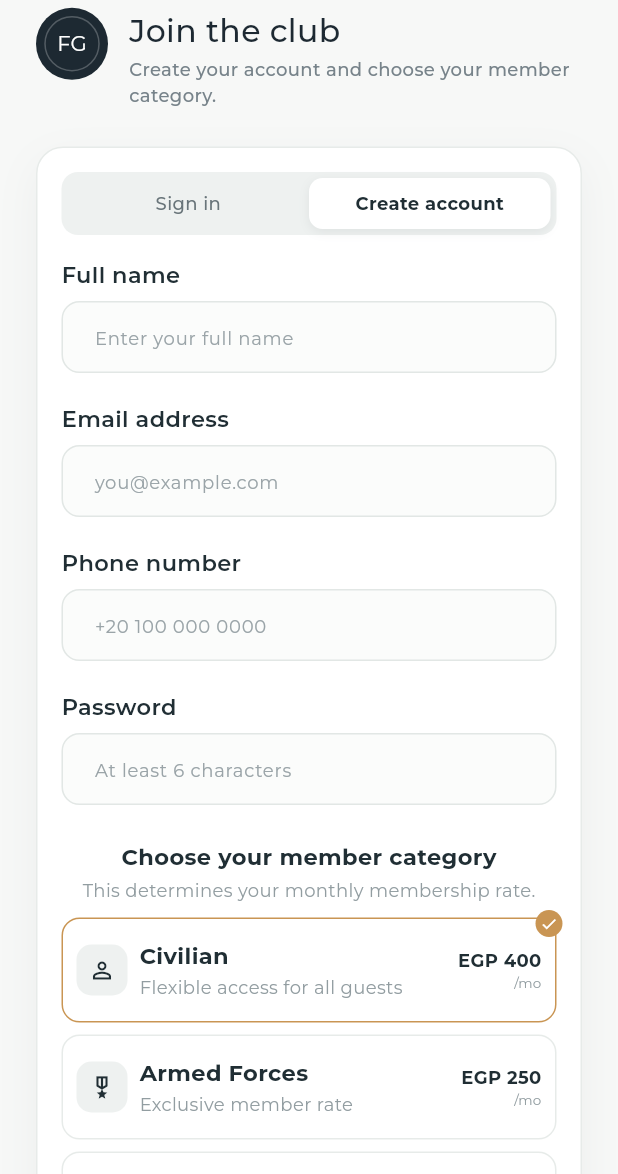
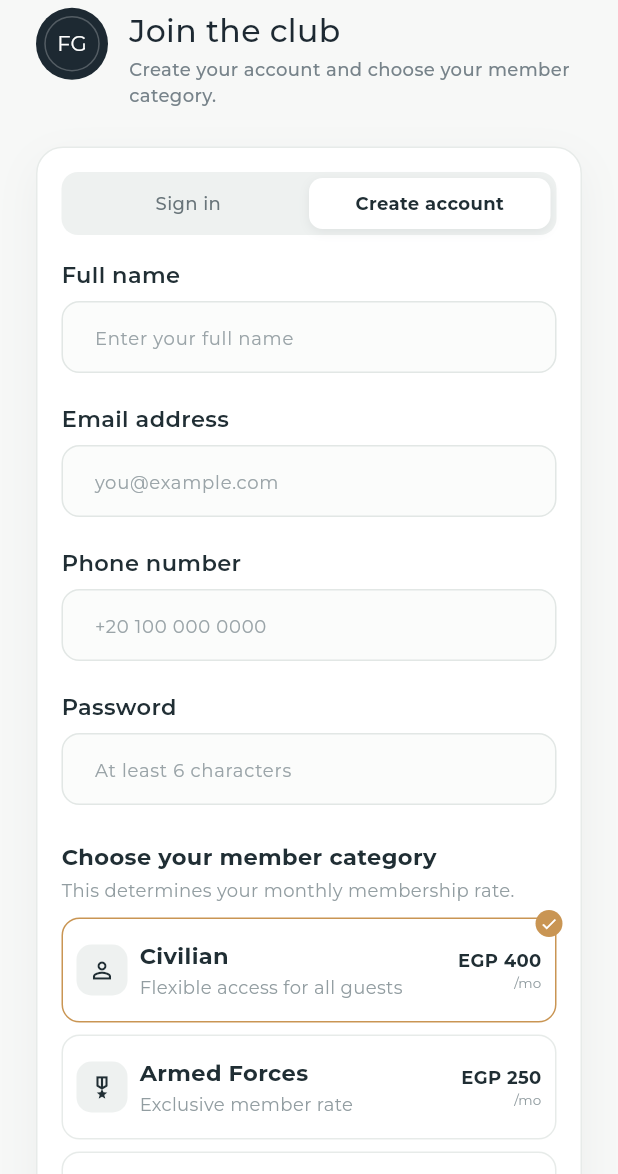
Before and after one commit to yasser-osamaa/Falcon-Gym-App, a Flutter app: the screen it shows after launch, after a tap on "Create account", on a phone screen of 412 x 824 dp, the part 62-1236 px from its top. Run offline on Flutter 3.47's test engine with Material 3 defaults, Android fonts, the phone set to English and light mode, and no system bars; our stand-ins replace dartz, flutter_bloc, flutter_dotenv, font_awesome_flutter, get_it, go_router and 2 more; accounts and stored records are empty.

Commit message:
refactor: adjust spacing in MemberCategorySection and UpComingBookingSection for improved layout

```diff
--- a/lib/features/auth/presentation/views/widgets/member_category_section.dart
+++ b/lib/features/auth/presentation/views/widgets/member_category_section.dart
@@ -13,6 +13,7 @@ class MemberCategorySection extends StatelessWidget {
   @override
   Widget build(BuildContext context) {
     return Column(
+      crossAxisAlignment: CrossAxisAlignment.start,
       children: [
         Text(
           'Choose your member category',
--- a/lib/features/home/presentation/views/widgets/home_view_body.dart
+++ b/lib/features/home/presentation/views/widgets/home_view_body.dart
@@ -19,7 +19,7 @@ class HomeViewBody extends StatelessWidget {
             WelcomeCard(),
             SizedBox(height: 20),
             BookAndGymRawCards(),
-            SizedBox(height: 30),
+            SizedBox(height: 20),
             UpComingBookingSection(),
             SizedBox(height: 20),
             PopularActivitySection(),
--- a/lib/features/home/presentation/views/widgets/upcoimg_booiking_section.dart
+++ b/lib/features/home/presentation/views/widgets/upcoimg_booiking_section.dart
@@ -34,7 +34,7 @@ class UpComingBookingSection extends StatelessWidget {
           ],
         ),
 
-        SizedBox(height: 20),
+        SizedBox(height: 10),
 
         UpComingSportCard(),
       ],
```
